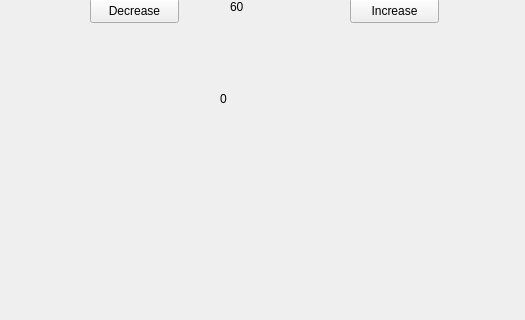
deepthagreenmed/gpio_ai, file mainwindow.ui: the form before one commit; both pictures show x 0 to 525 and y 172 to 492 of the 800 by 600 pixel window.
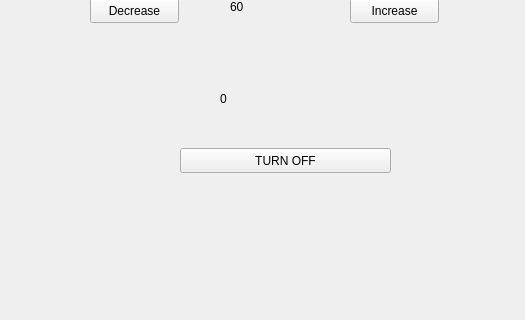
The form after the commit.

Diff of the .ui file:
```diff
--- a/mainwindow.ui
+++ b/mainwindow.ui
@@ -92,6 +92,19 @@
      <string>0</string>
     </property>
    </widget>
+   <widget class="QPushButton" name="pushButton_5">
+    <property name="geometry">
+     <rect>
+      <x>180</x>
+      <y>320</y>
+      <width>211</width>
+      <height>25</height>
+     </rect>
+    </property>
+    <property name="text">
+     <string>TURN OFF</string>
+    </property>
+   </widget>
   </widget>
   <widget class="QMenuBar" name="menubar">
    <property name="geometry">
```
